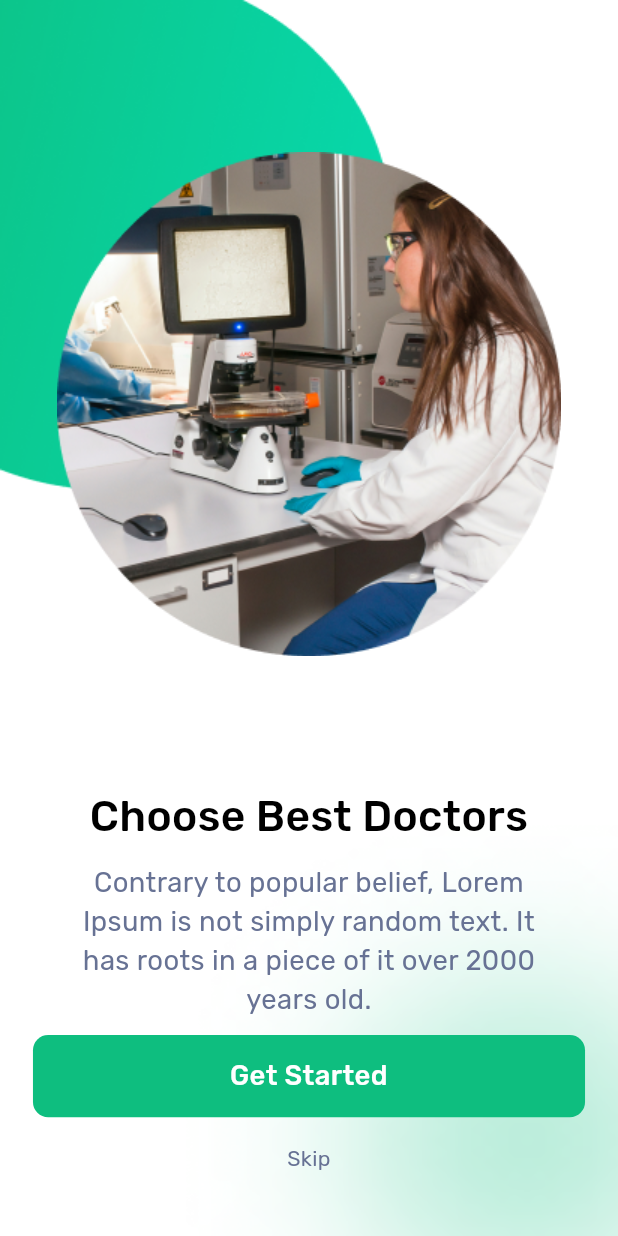
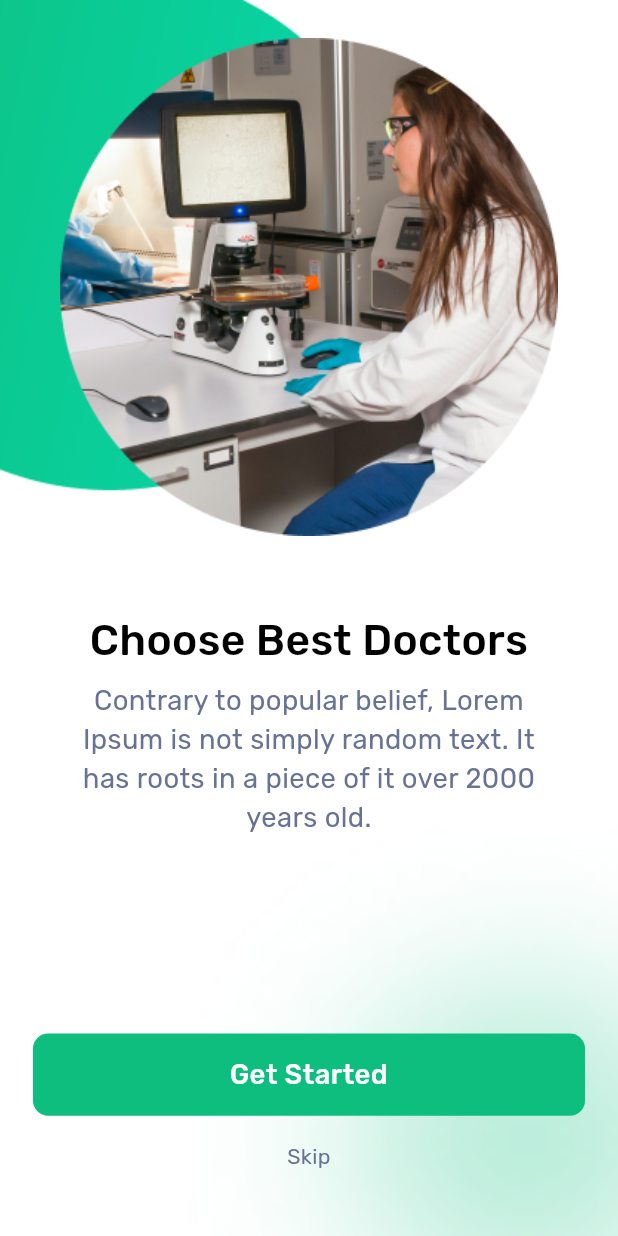
Before and after one commit to AlaaNabilKhalaf/Doctor-Hunt, a Flutter app: the screen it shows after launch, swiped to page 2, on a phone screen of 412 x 824 dp. Run offline on Flutter 3.47's test engine with Material 3 defaults, Android fonts, the phone set to English and light mode, and no system bars; our stand-ins replace bloc, device_preview, flutter_screenutil, flutter_svg.

Commit message:
Fixing Responsiveness

```diff
--- a/lib/Features/OnBoarding/Presentation/Screens/on_boarding_view.dart
+++ b/lib/Features/OnBoarding/Presentation/Screens/on_boarding_view.dart
@@ -23,7 +23,7 @@ class _OnBoardingViewState extends State<OnBoardingView> {
   Widget build(BuildContext context) {
     return Scaffold(
       body: Container(
-        padding:EdgeInsets.symmetric(horizontal: 20.w),
+        padding:EdgeInsets.fromLTRB(20.w, 25.h, 20.w, 25.h),
         // alignment: Alignment.center,
         // height: double.infinity,
         // width: double.infinity,
@@ -35,7 +35,7 @@ class _OnBoardingViewState extends State<OnBoardingView> {
           // mainAxisAlignment: MainAxisAlignment.center,
           //crossAxisAlignment: CrossAxisAlignment.center,
           children: [
-            SizedBox(height: 100.h,),
+            // SizedBox(height: 100.h,),
             const Expanded(
                 // flex: 2,
                 child: OnBoardingPageView(
@@ -70,7 +70,7 @@ class _OnBoardingViewState extends State<OnBoardingView> {
               },
               buttonColor: Colors.transparent,
             ),
-            SizedBox(height: 24.h,)
+            // SizedBox(height: 24.h,)
 
           ],
         ),
--- a/lib/Features/OnBoarding/Presentation/Widgets/page_view_child.dart
+++ b/lib/Features/OnBoarding/Presentation/Widgets/page_view_child.dart
@@ -20,16 +20,18 @@ class MyPageViewChild extends StatelessWidget {
   Widget build(BuildContext context) {
     return Column(
       children: [
-        Image.asset(image),
-        Padding(
-          padding:  EdgeInsets.symmetric(horizontal: 24.w),
-          child: Column(
-            children: [
-              SizedBox(height: 85.h,),
-              MediumText(text: headlineText, textColor: theBlack, fontSize: 28.sp),
-              SizedBox(height: 11.h,),
-              RegularText(text: text, textColor: textGrayColor, fontSize: 18.sp ,maxLine: 4,),
-            ],
+        Expanded(child: Image.asset(image)),
+        Expanded(
+          child: Padding(
+            padding: EdgeInsets.fromLTRB(24.w, 49.h, 24.w, 0),
+            child: Column(
+              children: [
+               // SizedBox(height: 60.h,),
+                MediumText(text: headlineText, textColor: theBlack, fontSize: 28.sp),
+                SizedBox(height: 6.h,),
+                RegularText(text: text, textColor: textGrayColor, fontSize: 18.sp ,maxLine: 4,),
+              ],
+            ),
           ),
         )
 
--- a/lib/test.dart
+++ b/lib/test.dart
@@ -2,7 +2,8 @@ import 'package:doctor_hunt/Core/Constants/public_data.dart';
 import 'package:flutter/cupertino.dart';
 
 
-// tHis Page is just for testing
+// This Page is just for navigation testing.
+
 class Test extends StatefulWidget {
   const Test({super.key});
 
--- a/pubspec.yaml
+++ b/pubspec.yaml
@@ -40,6 +40,8 @@ dependencies:
   flutter_bloc:
   bloc:
   flutter_svg:
+  device_preview: ^1.1.0
+
 #  flutter_launcher_icons: ^0.14.1
   firebase_core: ^3.6.0
 
```
Also changed, not shown: lib/main.dart (+8 -3 lines), pubspec.lock, 1 other file.
